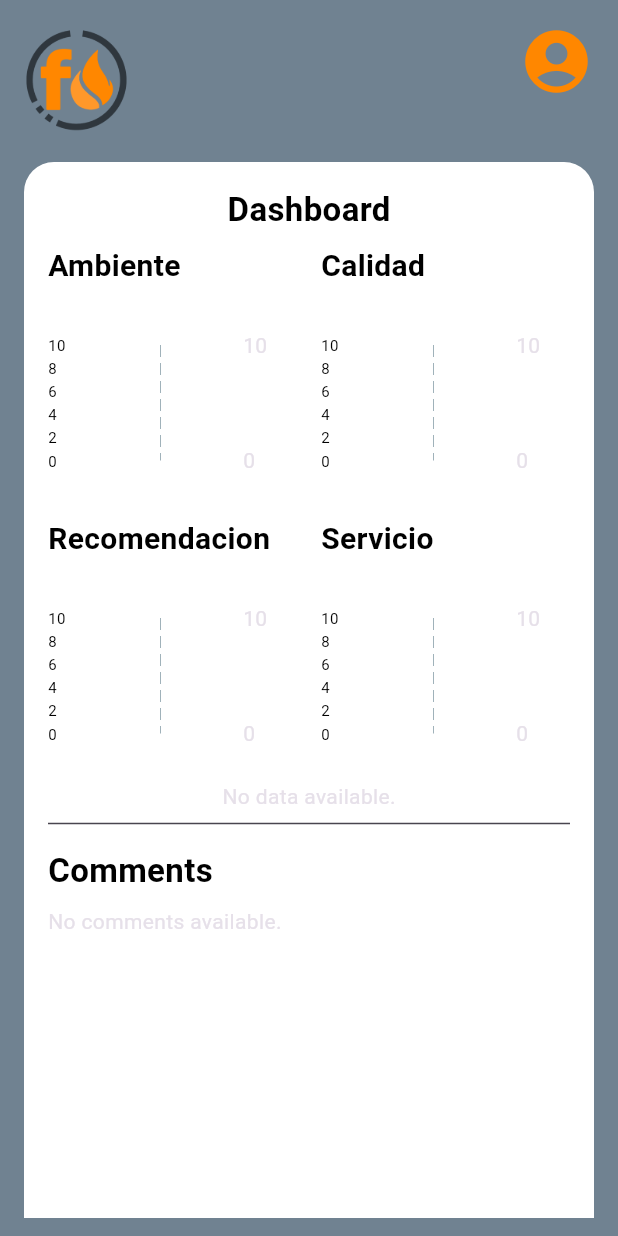
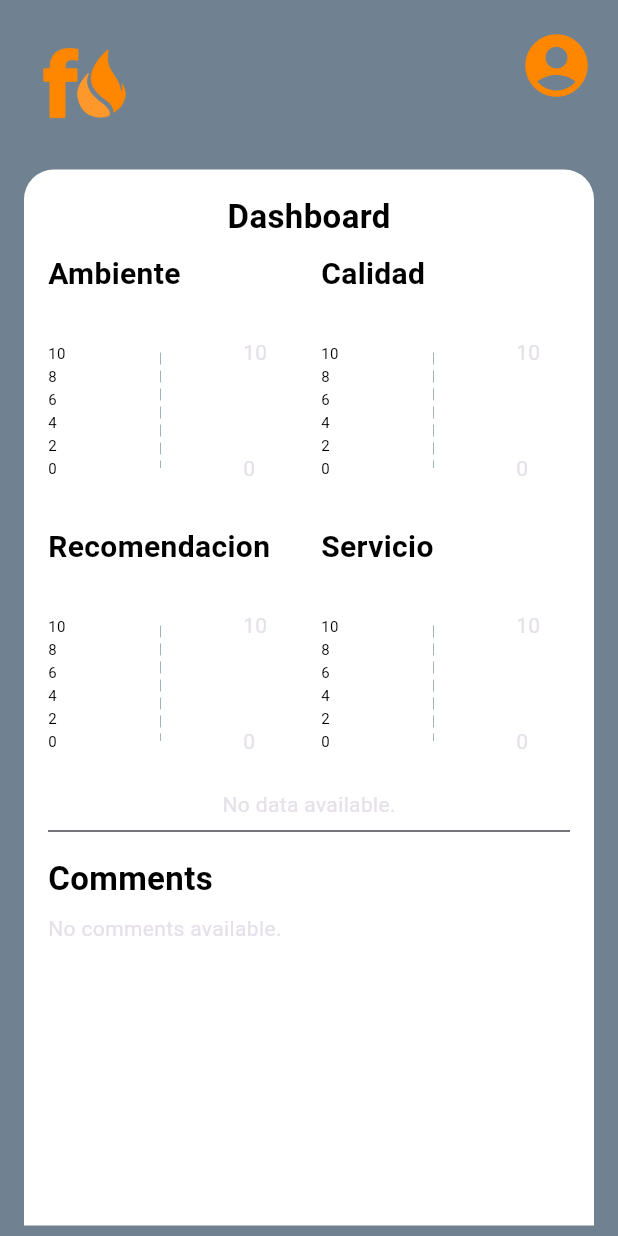
Before and after one commit to Luc4st1574/feedforge, a Flutter app: the screen it shows once a user with an empty profile is signed in, on a phone screen of 412 x 824 dp. Run offline on Flutter 3.47's test engine with Material 3 defaults, Android fonts, the phone set to English and light mode, and no system bars; drawn by our look-alikes of fl_chart; our stand-ins replace cloud_firestore, firebase_auth, firebase_core, flutter_dotenv, fluttertoast, google_generative_ai and 1 more; accounts and stored records are empty; generated files the repository leaves out were written again.

Commit message:
add little ui enhancements

```diff
--- a/lib/home.dart
+++ b/lib/home.dart
@@ -80,7 +80,7 @@ class _HomeState extends State<Home> {
           child: Row(
             mainAxisAlignment: MainAxisAlignment.spaceBetween,
             children: [
-              Image.asset('assets/images/logo_alt.png', height: 70),
+              Image.asset('assets/images/logo.png', height: 80),
               GestureDetector(
                 onTap: () {
                   Navigator.push(
```
